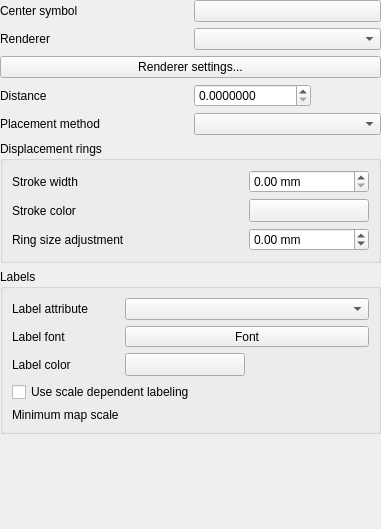
Before: the Qt Designer form src/ui/qgspointdisplacementrendererwidgetbase.ui in carsmie/QGIS, drawn with Qt 5.
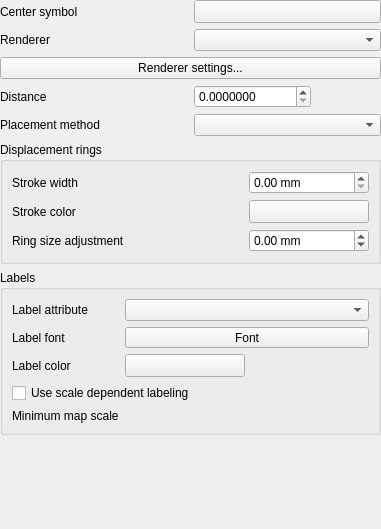
After: the same form once the commit is applied. Custom widgets are drawn as their Qt base class.

Commit message:
Port some symbol buttons across to QgsSymbolButton
- composer shape style button (no other composer ones for now- they're
all getting removed with layouts anyway)
- point cluster/displacement renderer buttons

```diff
--- a/src/ui/qgspointdisplacementrendererwidgetbase.ui
+++ b/src/ui/qgspointdisplacementrendererwidgetbase.ui
@@ -136,13 +136,6 @@
      </property>
     </widget>
    </item>
-   <item row="0" column="1">
-    <widget class="QPushButton" name="mCenterSymbolPushButton">
-     <property name="text">
-      <string/>
-     </property>
-    </widget>
-   </item>
    <item row="4" column="0" colspan="2">
     <widget class="QPushButton" name="mRendererSettingsButton">
      <property name="text">
@@ -272,26 +265,44 @@
      </layout>
     </widget>
    </item>
+   <item row="0" column="1">
+    <widget class="QgsSymbolButton" name="mCenterSymbolToolButton">
+     <property name="sizePolicy">
+      <sizepolicy hsizetype="Preferred" vsizetype="Fixed">
+       <horstretch>0</horstretch>
+       <verstretch>0</verstretch>
+      </sizepolicy>
+     </property>
+     <property name="text">
+      <string/>
+     </property>
+    </widget>
+   </item>
   </layout>
  </widget>
  <customwidgets>
-  <customwidget>
-   <class>QgsColorButton</class>
-   <extends>QToolButton</extends>
-   <header>qgscolorbutton.h</header>
-   <container>1</container>
-  </customwidget>
-  <customwidget>
-   <class>QgsCollapsibleGroupBoxBasic</class>
-   <extends>QGroupBox</extends>
-   <header>qgscollapsiblegroupbox.h</header>
-   <container>1</container>
-  </customwidget>
   <customwidget>
    <class>QgsDoubleSpinBox</class>
    <extends>QDoubleSpinBox</extends>
    <header>qgsdoublespinbox.h</header>
   </customwidget>
+  <customwidget>
+   <class>QgsCollapsibleGroupBoxBasic</class>
+   <extends>QGroupBox</extends>
+   <header>qgscollapsiblegroupbox.h</header>
+   <container>1</container>
+  </customwidget>
+  <customwidget>
+   <class>QgsSymbolButton</class>
+   <extends>QToolButton</extends>
+   <header>qgssymbolbutton.h</header>
+  </customwidget>
+  <customwidget>
+   <class>QgsColorButton</class>
+   <extends>QToolButton</extends>
+   <header>qgscolorbutton.h</header>
+   <container>1</container>
+  </customwidget>
   <customwidget>
    <class>QgsFontButton</class>
    <extends>QToolButton</extends>
```
Left out of the diff: 2 changed lines with no effect on the pictures. The commit also changes 13 other files.
